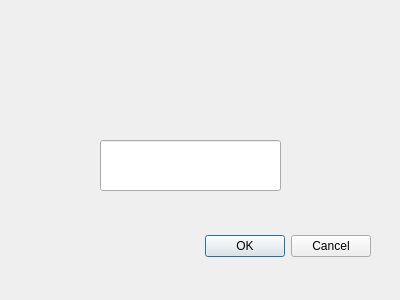
Qt form Client/dialog.ui (davidaqc/Proyectos-C-) before a commit.
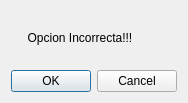
The same form after that commit.

Diff of the .ui file:
```diff
--- a/Client/dialog.ui
+++ b/Client/dialog.ui
@@ -6,22 +6,23 @@
    <rect>
     <x>0</x>
     <y>0</y>
-    <width>400</width>
-    <height>300</height>
+    <width>186</width>
+    <height>103</height>
    </rect>
   </property>
   <property name="windowTitle">
    <string>Dialog</string>
   </property>
+  <layout class="QVBoxLayout" name="verticalLayout">
+   <item>
+    <widget class="QLabel" name="label">
+     <property name="text">
+      <string>     Opcion Incorrecta!!!</string>
+     </property>
+    </widget>
+   </item>
+   <item>
   <widget class="QDialogButtonBox" name="buttonBox">
-   <property name="geometry">
-    <rect>
-     <x>30</x>
-     <y>230</y>
-     <width>341</width>
-     <height>32</height>
-    </rect>
-   </property>
    <property name="orientation">
     <enum>Qt::Horizontal</enum>
    </property>
@@ -29,16 +30,8 @@
     <set>QDialogButtonBox::Cancel|QDialogButtonBox::Ok</set>
    </property>
   </widget>
-  <widget class="QLineEdit" name="lineEdit">
-   <property name="geometry">
-    <rect>
-     <x>100</x>
-     <y>140</y>
-     <width>181</width>
-     <height>51</height>
-    </rect>
-   </property>
-  </widget>
+   </item>
+  </layout>
  </widget>
  <resources/>
  <connections>
```
Lines whose indentation alone changed are shown as unchanged.
